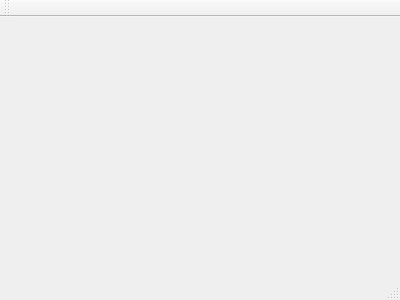
Above: src/Wet-Cat_Image_Processing/wetcatimageprocessing.ui from ianvanwijk/Wet-Cat before the change. Below: the same form after it.
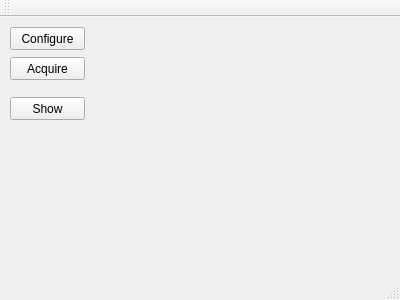
That is the form after the change.

What changed in the file:
```diff
--- a/src/Wet-Cat_Image_Processing/wetcatimageprocessing.ui
+++ b/src/Wet-Cat_Image_Processing/wetcatimageprocessing.ui
@@ -12,13 +12,68 @@
   <property name="windowTitle" >
    <string>WetCatImageProcessing</string>
   </property>
-  <widget class="QMenuBar" name="menuBar" />
-  <widget class="QToolBar" name="mainToolBar" />
-  <widget class="QWidget" name="centralWidget" />
-  <widget class="QStatusBar" name="statusBar" />
+  <widget class="QWidget" name="centralWidget">
+   <widget class="QPushButton" name="BT_Acquire">
+    <property name="geometry">
+     <rect>
+      <x>10</x>
+      <y>40</y>
+      <width>75</width>
+      <height>23</height>
+     </rect>
+    </property>
+    <property name="text">
+     <string>Acquire</string>
+    </property>
+   </widget>
+   <widget class="QPushButton" name="BT_Configure">
+    <property name="geometry">
+     <rect>
+      <x>10</x>
+      <y>10</y>
+      <width>75</width>
+      <height>23</height>
+     </rect>
+    </property>
+    <property name="text">
+     <string>Configure</string>
+    </property>
+   </widget>
+   <widget class="QPushButton" name="BT_Show">
+    <property name="geometry">
+     <rect>
+      <x>10</x>
+      <y>80</y>
+      <width>75</width>
+      <height>23</height>
+     </rect>
+    </property>
+    <property name="text">
+     <string>Show</string>
+    </property>
+   </widget>
+  </widget>
+  <widget class="QMenuBar" name="menuBar">
+   <property name="geometry">
+    <rect>
+     <x>0</x>
+     <y>0</y>
+     <width>400</width>
+     <height>21</height>
+    </rect>
+   </property>
+  </widget>
+  <widget class="QToolBar" name="mainToolBar">
+   <attribute name="toolBarArea">
+    <enum>TopToolBarArea</enum>
+   </attribute>
+   <attribute name="toolBarBreak">
+    <bool>false</bool>
+   </attribute>
+  </widget>
+  <widget class="QStatusBar" name="statusBar"/>
  </widget>
- <layoutDefault spacing="6" margin="11" />
- <pixmapfunction></pixmapfunction>
+ <layoutdefault spacing="6" margin="11"/>
  <resources/>
  <connections/>
 </ui>
```
Left out of the diff: 7 changed lines with no effect on the pictures.
